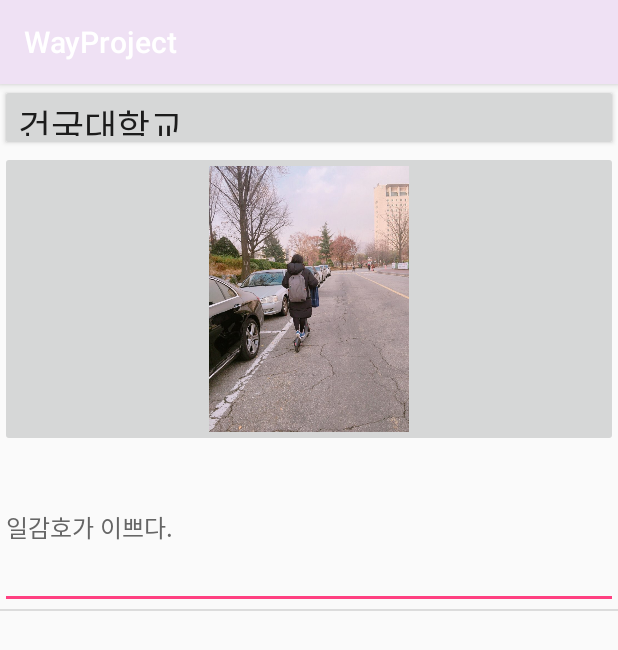
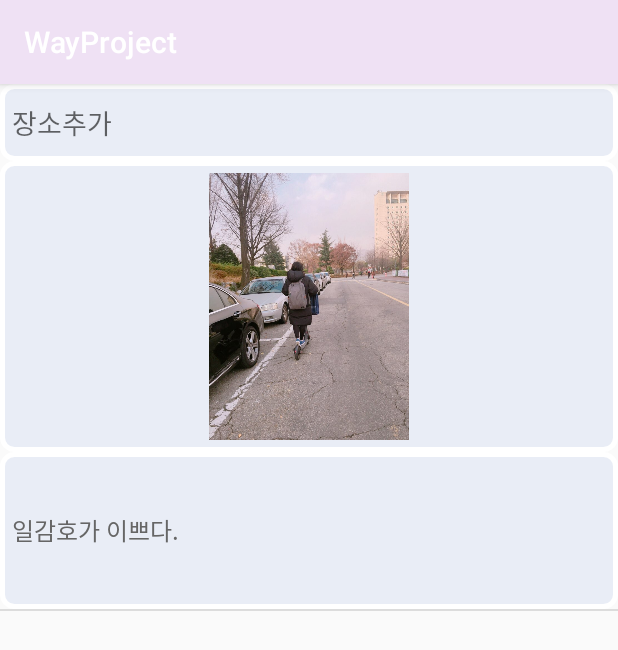
Before and after one commit to yangja057/WayProject, an Android app: the screen it shows after launch (LTest), after a tap on an icon or button, on a phone screen of 412 x 824 dp. Shown: the top 650 px of the screen. Run offline under Robolectric (Android 15) with nearby library versions, the phone set to English and light mode, and no system bars; our stand-ins replace Firebase (no records; nobody signed in at launch, a user with empty details on screens opened directly); 2 statements that could not run were skipped.

Commit message:
WRegiReviewRV 시리즈 생성
RecyclerView로 다시 생성
현재 아이템들이 잘 생성되고 들어가는지 확인

```diff
--- a/app/src/main/AndroidManifest.xml
+++ b/app/src/main/AndroidManifest.xml
@@ -58,7 +58,8 @@
         <activity android:name=".BoardActivity" />
         <activity android:name=".WMyLikeReviewActivity" />
         <activity android:name=".WMainViewActivity" />
-        <activity android:name=".FirebaseActivity"></activity>
+        <activity android:name=".FirebaseActivity" />
+        <activity android:name=".WRegiReviewRVActivity"></activity>
     </application>
 
 </manifest>
--- a/app/src/main/java/com/example/yangj/wayproject/MainActivity.java
+++ b/app/src/main/java/com/example/yangj/wayproject/MainActivity.java
@@ -25,6 +25,7 @@ public class MainActivity extends AppCompatActivity {
 
     private Button btnBoardData;
     private Button btnGoMainSearch;
+    private Button btnGoRegiReviewRV;
 
     private  FirebaseAuth.AuthStateListener mAuthListener;
 
@@ -58,6 +59,7 @@ public class MainActivity extends AppCompatActivity {
         btnGoList=(Button)findViewById(R.id.goListView);
         btnTestList=(Button)findViewById(R.id. TestListView) ;
         btnGoMainSearch=(Button)findViewById(R.id.goMainSearch);
+        btnGoRegiReviewRV=(Button)findViewById(R.id.goRegiReviewRV);
 
 /*
 현재 로그인한 사용자
@@ -158,6 +160,14 @@ public class MainActivity extends AppCompatActivity {
             }
         });
 
+        btnGoRegiReviewRV.setOnClickListener(new View.OnClickListener() {
+            @Override
+            public void onClick(View v) {
+                Intent intent = new Intent(getBaseContext(), WRegiReviewRVActivity.class);
+                startActivity(intent);
+            }
+        });
+
     }//oncreat closed
 
 
--- a/app/src/main/java/com/example/yangj/wayproject/WRegiReviewAdapter.java
+++ b/app/src/main/java/com/example/yangj/wayproject/WRegiReviewAdapter.java
@@ -8,7 +8,6 @@ import android.view.LayoutInflater;
 import android.view.View;
 import android.view.ViewGroup;
 import android.widget.BaseAdapter;
-import android.widget.Button;
 import android.widget.EditText;
 import android.widget.ImageButton;
 import android.widget.Toast;
@@ -58,7 +57,7 @@ public class WRegiReviewAdapter extends BaseAdapter{
             LayoutInflater inflater=(LayoutInflater)context.getSystemService(Context.LAYOUT_INFLATER_SERVICE);
             convertView=inflater.inflate(R.layout.activity_wregi_review_item, parent, false);
         }
-        regiReviewItem.placeButton=(Button) convertView.findViewById(R.id.placeButton);
+        regiReviewItem.placeButton=(EditText) convertView.findViewById(R.id.placeButton);
         regiReviewItem.UserImage=(ImageButton) convertView.findViewById(R.id.UserImage);
         EditText explainText=(EditText)convertView.findViewById(R.id.explainText);
 
--- a/app/src/main/java/com/example/yangj/wayproject/WRegiReviewItem.java
+++ b/app/src/main/java/com/example/yangj/wayproject/WRegiReviewItem.java
@@ -1,6 +1,5 @@
 package com.example.yangj.wayproject;
 
-import android.widget.Button;
 import android.widget.EditText;
 import android.widget.ImageView;
 
@@ -9,7 +8,7 @@ import android.widget.ImageView;
  */
 
 public class WRegiReviewItem {
-    Button placeButton;
+    EditText placeButton;
     ImageView UserImage;
     EditText explainText;
 
--- a/app/src/main/res/layout/activity_wregi_review_item.xml
+++ b/app/src/main/res/layout/activity_wregi_review_item.xml
@@ -10,14 +10,15 @@
         android:layout_weight="4"
         android:orientation="vertical">
 
-        <Button
+        <EditText
             android:id="@+id/placeButton"
-            android:text="장소추가"
             android:layout_width="match_parent"
-            android:layout_height="30dp"
+            android:layout_height="wrap_content"
             android:layout_weight="2"
             android:gravity="center_vertical"
-            android:textSize="24dp" />
+            android:hint="장소추가"
+            android:singleLine="true"
+            android:background="@drawable/btn_backgroud"/>
 
         <ImageButton
             android:id="@+id/UserImage"
@@ -26,7 +27,7 @@
             android:src="@drawable/base"
             android:scaleType="fitCenter"
             android:layout_weight="1"
-           />
+            android:background="@drawable/btn_backgroud"/>
 
         <EditText
             android:id="@+id/explainText"
@@ -34,7 +35,8 @@
             android:layout_height="100dp"
             android:layout_weight="1"
             android:textColor="#666666"
-            android:textSize="16dp" />
+            android:textSize="16dp"
+            android:background="@drawable/btn_backgroud"/>
     </LinearLayout>
 
 </LinearLayout>
```
Also changed, not shown: app/src/main/java/com/example/yangj/wayproject/WRegiReviewRVActivity.java (added, +38 -0 lines), app/src/main/java/com/example/yangj/wayproject/WRegiReviewRVAdapter.java (added, +62 -0 lines), app/src/main/res/layout/activity_main.xml (+9 -0 lines), app/src/main/res/layout/activity_wregi_review_rv.xml (added, +29 -0 lines), app/src/main/res/layout/regi_review_item.xml (added, +48 -0 lines).
